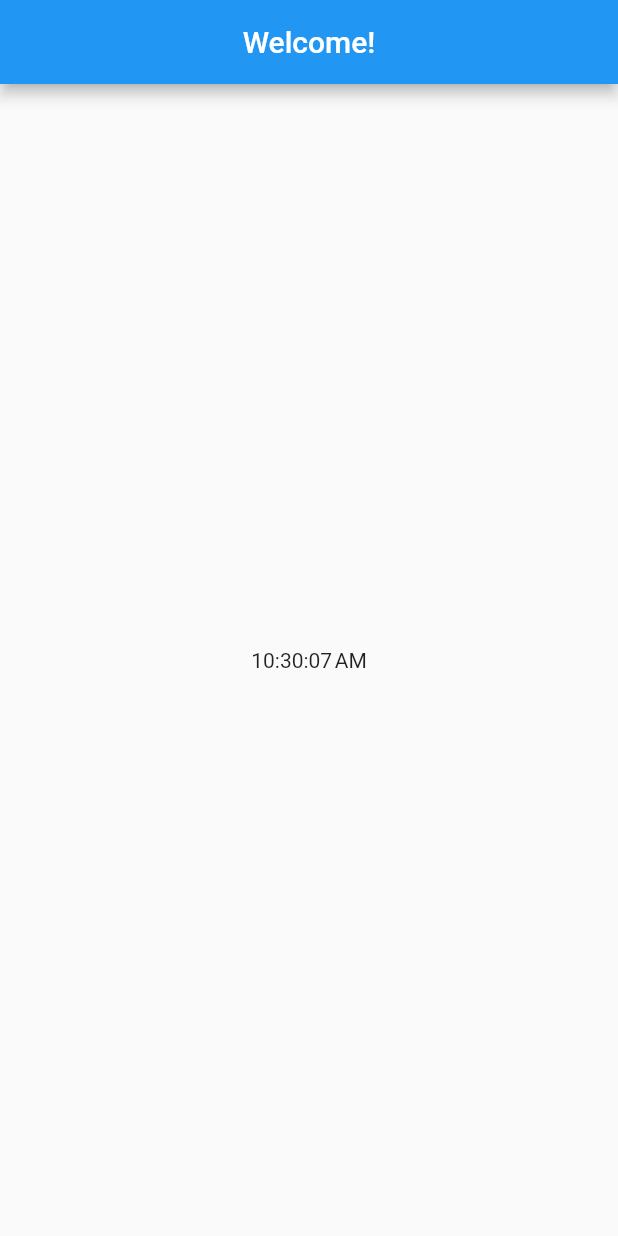
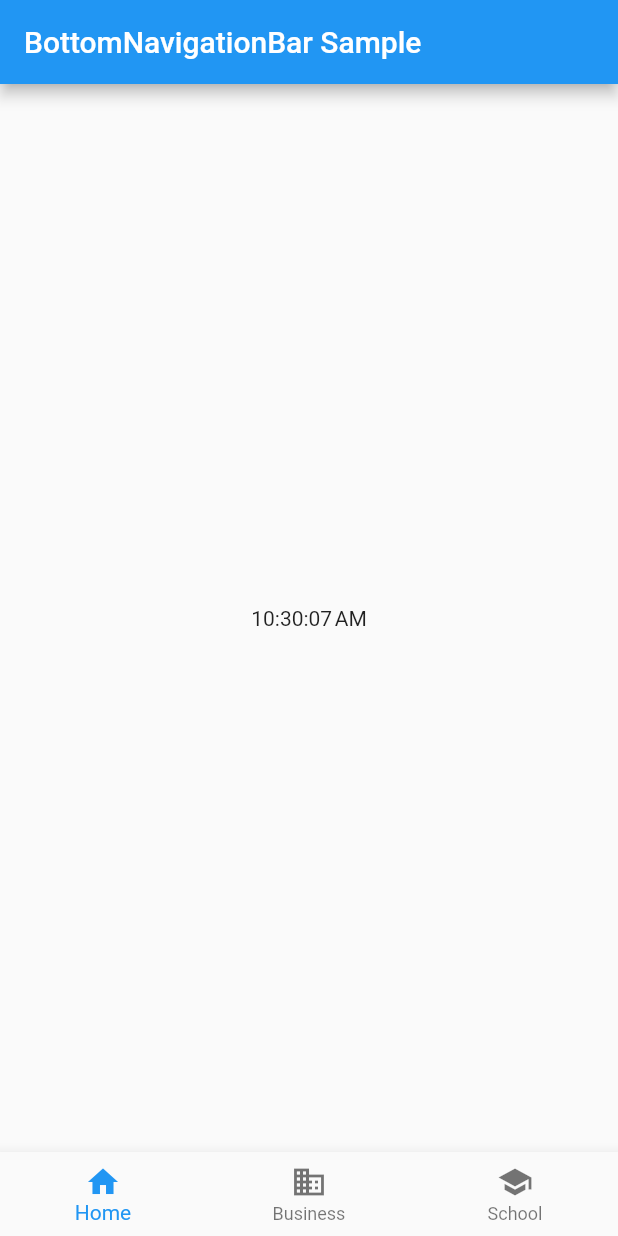
Before and after one commit to cohena100/myapp, a Flutter app: the screen it shows after launch, on a phone screen of 412 x 824 dp. Run offline on Flutter 3.47's test engine with Material 2 defaults, Android fonts, the phone set to English and light mode, and no system bars; our stand-ins replace rxdart.

Commit message:
added tabs

```diff
--- a/lib/main.dart
+++ b/lib/main.dart
@@ -9,8 +9,24 @@ class MyApp extends StatelessWidget {
   Widget build(BuildContext context) {
     return MaterialApp(
       title: 'Welcome',
-      home: Scaffold(
-        appBar: AppBar(title: Text('Welcome!'), centerTitle: true),
+      home: HomePage(),
+    );
+  }
+}
+
+class HomePage extends StatefulWidget {
+  @override
+  HomePageState createState() => HomePageState();
+}
+
+class HomePageState extends State<HomePage> {
+  int _selectedIndex = 0;
+  @override
+  Widget build(BuildContext context) {
+    return Scaffold(
+      appBar: AppBar(
+        title: Text('BottomNavigationBar Sample'),
+      ),
       body: Center(
         child: Column(
           mainAxisAlignment: MainAxisAlignment.center,
@@ -19,8 +35,22 @@ class MyApp extends StatelessWidget {
           ],
         ),
       ),
+      bottomNavigationBar: BottomNavigationBar(
+        items: <BottomNavigationBarItem>[
+          BottomNavigationBarItem(icon: Icon(Icons.home), title: Text('Home')),
+          BottomNavigationBarItem(
+              icon: Icon(Icons.business), title: Text('Business')),
+          BottomNavigationBarItem(
+              icon: Icon(Icons.school), title: Text('School')),
+        ],
+        currentIndex: _selectedIndex,
+        onTap: _onItemTapped,
       ),
     );
+  }
+
+  void _onItemTapped(int index) {
+    setState(() {_selectedIndex = index;});
   }
 }
 
```
Lines whose indentation alone changed are shown as unchanged.
